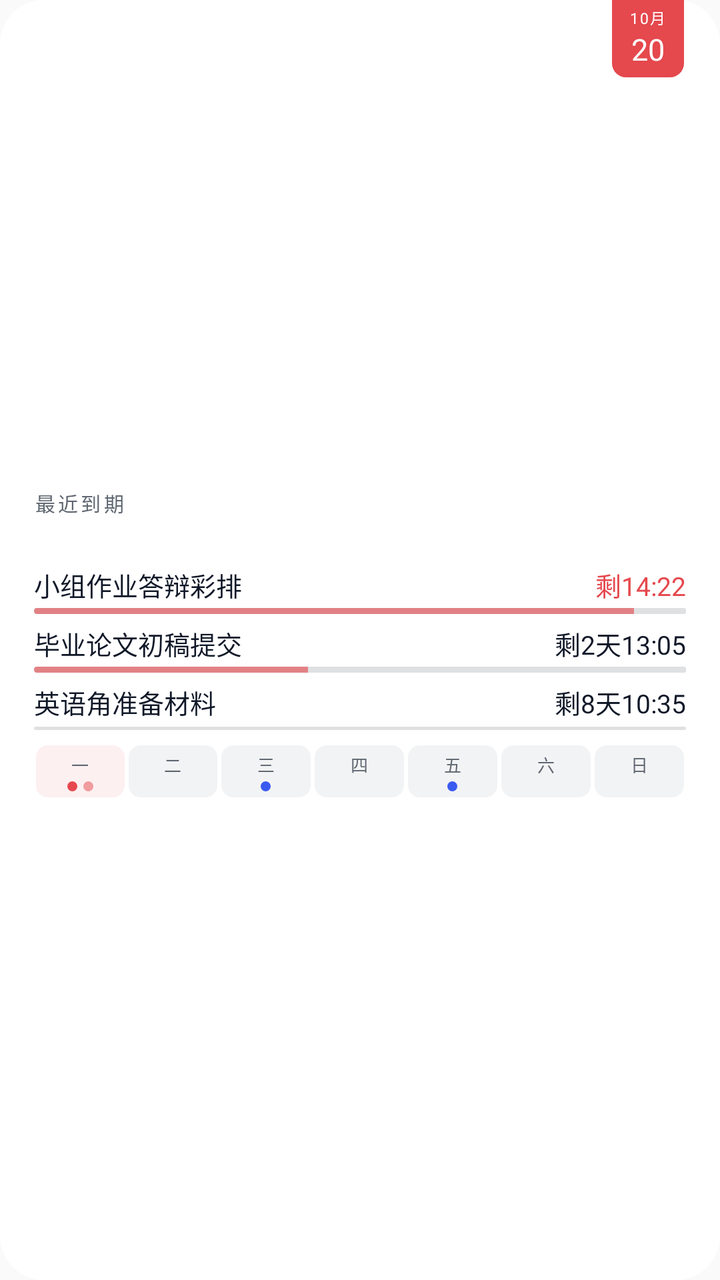
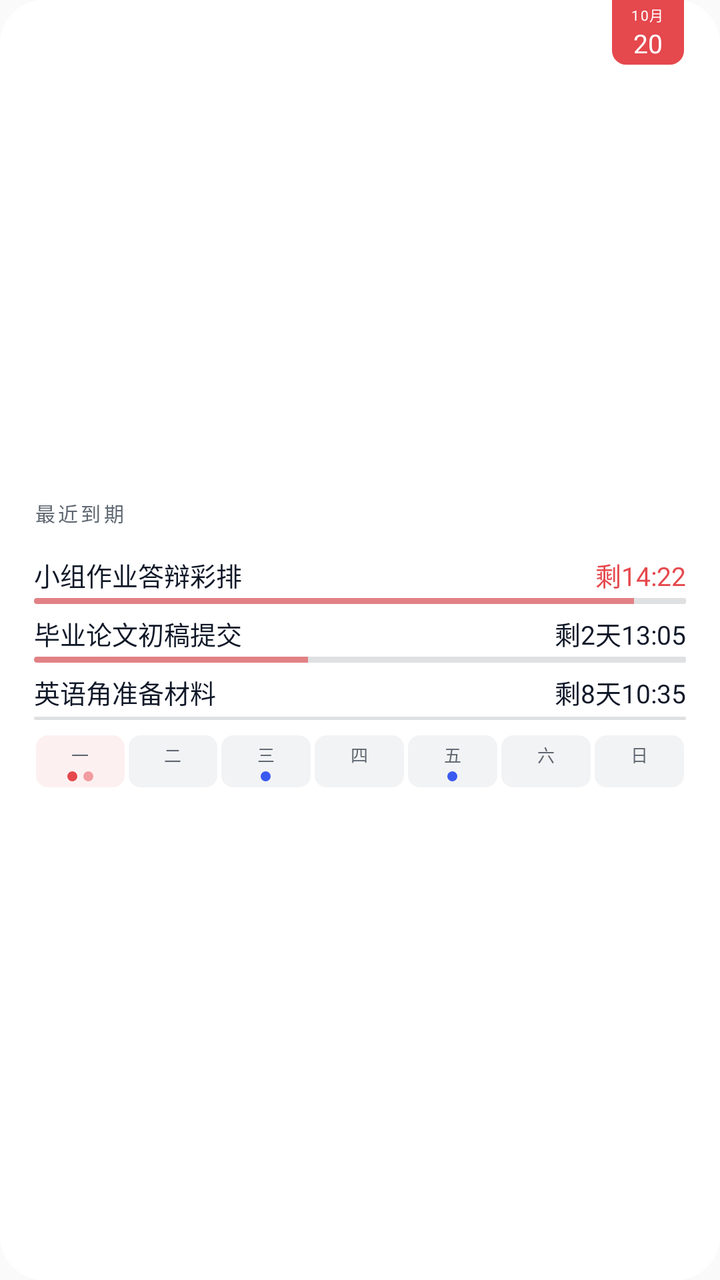

The first picture is an Android layout as it rendered before a commit; the second is the same layout after the commit. The layout source and the unified diff follow.
<!-- AndroidManifest.xml: application theme android:Theme.Material.Light.NoActionBar -->
<!-- res/layout/widget_v3_preview.xml -->
<?xml version="1.0" encoding="utf-8"?>
<FrameLayout xmlns:android="http://schemas.android.com/apk/res/android"
    android:layout_width="match_parent"
    android:layout_height="match_parent"
    android:background="@drawable/widget_bg_light">

    <LinearLayout
        android:layout_width="match_parent"
        android:layout_height="wrap_content"
        android:layout_gravity="center_vertical"
        android:orientation="vertical"
        android:paddingStart="17dp"
        android:paddingTop="11dp"
        android:paddingEnd="17dp"
        android:paddingBottom="8dp">

        <TextView
            android:layout_width="wrap_content"
            android:layout_height="wrap_content"
            android:layout_marginBottom="18dp"
            android:text="最近到期"
            android:textColor="#FF5F6771"
            android:textSize="10sp"
            android:letterSpacing="0.14"
/>

        
        <LinearLayout
            android:layout_width="match_parent"
            android:layout_height="wrap_content"
            android:layout_marginTop="6dp"
            android:orientation="vertical">

            <LinearLayout
                android:layout_width="match_parent"
                android:layout_height="wrap_content"
                android:orientation="horizontal">

                <TextView
                    android:layout_width="0dp"
                    android:layout_height="wrap_content"
                    android:layout_weight="1"
                    android:text="小组作业答辩彩排"
                    android:textColor="#FF101828"
                    android:textSize="13sp"
                    android:maxLines="1"
                    android:ellipsize="end"
/>

                <TextView
                    android:layout_width="wrap_content"
                    android:layout_height="wrap_content"
                    android:layout_marginStart="10dp"
                    android:text="剩14:22"
                    android:textColor="#FFE5484D"
                    android:textSize="13sp"
                    android:maxLines="1"
/>
            </LinearLayout>

            <FrameLayout
                android:layout_width="match_parent"
                android:layout_height="wrap_content"
                android:layout_marginTop="2dp">

                <TextView
                    android:layout_width="match_parent"
                    android:layout_height="3dp"
                    android:background="@drawable/widget_ruler_track_light" />

                <ProgressBar
                    style="@android:style/Widget.ProgressBar.Horizontal"
                    android:layout_width="match_parent"
                    android:layout_height="3dp"
                    android:max="100"
                    android:progress="92"
                    android:progressDrawable="@drawable/widget_ruler_progress" />
            </FrameLayout>
        </LinearLayout>

        
        <LinearLayout
            android:layout_width="match_parent"
            android:layout_height="wrap_content"
            android:layout_marginTop="5dp"
            android:orientation="vertical">

            <LinearLayout
                android:layout_width="match_parent"
                android:layout_height="wrap_content"
                android:orientation="horizontal">

                <TextView
                    android:layout_width="0dp"
                    android:layout_height="wrap_content"
                    android:layout_weight="1"
                    android:text="毕业论文初稿提交"
                    android:textColor="#FF101828"
                    android:textSize="13sp"
                    android:maxLines="1"
                    android:ellipsize="end"
/>

                <TextView
                    android:layout_width="wrap_content"
                    android:layout_height="wrap_content"
                    android:layout_marginStart="10dp"
                    android:text="剩2天13:05"
                    android:textColor="#FF101828"
                    android:textSize="13sp"
                    android:maxLines="1"
/>
            </LinearLayout>

            <FrameLayout
                android:layout_width="match_parent"
                android:layout_height="wrap_content"
                android:layout_marginTop="2dp">

                <TextView
                    android:layout_width="match_parent"
                    android:layout_height="3dp"
                    android:background="@drawable/widget_ruler_track_light" />

                <ProgressBar
                    style="@android:style/Widget.ProgressBar.Horizontal"
                    android:layout_width="match_parent"
                    android:layout_height="3dp"
                    android:max="100"
                    android:progress="42"
                    android:progressDrawable="@drawable/widget_ruler_progress" />
            </FrameLayout>
        </LinearLayout>

        
        <LinearLayout
            android:layout_width="match_parent"
            android:layout_height="wrap_content"
            android:layout_marginTop="5dp"
            android:orientation="vertical">

            <LinearLayout
                android:layout_width="match_parent"
                android:layout_height="wrap_content"
                android:orientation="horizontal">

                <TextView
                    android:layout_width="0dp"
                    android:layout_height="wrap_content"
                    android:layout_weight="1"
                    android:text="英语角准备材料"
                    android:textColor="#FF101828"
                    android:textSize="13sp"
                    android:maxLines="1"
                    android:ellipsize="end"
/>

                <TextView
                    android:layout_width="wrap_content"
                    android:layout_height="wrap_content"
                    android:layout_marginStart="10dp"
                    android:text="剩8天10:35"
                    android:textColor="#FF101828"
                    android:textSize="13sp"
                    android:maxLines="1"
/>
            </LinearLayout>

            <FrameLayout
                android:layout_width="match_parent"
                android:layout_height="3dp"
                android:layout_marginTop="2dp">

                <TextView
                    android:layout_width="match_parent"
                    android:layout_height="1.5dp"
                    android:layout_gravity="center_vertical"
                    android:background="@drawable/widget_ruler_track_light" />
            </FrameLayout>
        </LinearLayout>

        
        <LinearLayout
            android:layout_width="match_parent"
            android:layout_height="wrap_content"
            android:layout_marginTop="7dp"
            android:orientation="horizontal">

            <LinearLayout
                android:layout_width="0dp"
                android:layout_height="wrap_content"
                android:layout_marginStart="1dp"
                android:layout_marginEnd="1dp"
                android:layout_weight="1"
                android:background="@drawable/widget_cell_today_light"
                android:gravity="center_horizontal"
                android:orientation="vertical"
                android:paddingTop="3dp"
                android:paddingBottom="3dp">

                <TextView
                    android:layout_width="wrap_content"
                    android:layout_height="wrap_content"
                    android:text="一"
                    android:textColor="#FF5F6771"
                    android:textSize="8.5sp" />

                <LinearLayout
                    android:layout_width="wrap_content"
                    android:layout_height="5dp"
                    android:layout_marginTop="2dp"
                    android:gravity="center"
                    android:orientation="horizontal">

                    <TextView
                        android:layout_width="5dp"
                        android:layout_height="5dp"
                        android:background="@drawable/dot_red" />

                    <TextView
                        android:layout_width="5dp"
                        android:layout_height="5dp"
                        android:layout_marginStart="3dp"
                        android:background="@drawable/dot_red_soft" />
                </LinearLayout>
            </LinearLayout>

            <LinearLayout
                android:layout_width="0dp"
                android:layout_height="wrap_content"
                android:layout_marginStart="1dp"
                android:layout_marginEnd="1dp"
                android:layout_weight="1"
                android:background="@drawable/widget_cell_light"
                android:gravity="center_horizontal"
                android:orientation="vertical"
                android:paddingTop="3dp"
                android:paddingBottom="3dp">

                <TextView
                    android:layout_width="wrap_content"
                    android:layout_height="wrap_content"
                    android:text="二"
                    android:textColor="#FF5F6771"
                    android:textSize="8.5sp" />

                <LinearLayout
                    android:layout_width="wrap_content"
                    android:layout_height="5dp"
                    android:layout_marginTop="2dp"
                    android:gravity="center"
                    android:orientation="horizontal" />
            </LinearLayout>

            <LinearLayout
                android:layout_width="0dp"
                android:layout_height="wrap_content"
                android:layout_marginStart="1dp"
                android:layout_marginEnd="1dp"
                android:layout_weight="1"
                android:background="@drawable/widget_cell_light"
                android:gravity="center_horizontal"
                android:orientation="vertical"
                android:paddingTop="3dp"
                android:paddingBottom="3dp">

                <TextView
                    android:layout_width="wrap_content"
                    android:layout_height="wrap_content"
                    android:text="三"
                    android:textColor="#FF5F6771"
                    android:textSize="8.5sp" />

                <LinearLayout
                    android:layout_width="wrap_content"
                    android:layout_height="5dp"
                    android:layout_marginTop="2dp"
                    android:gravity="center"
                    android:orientation="horizontal">

                    <TextView
                        android:layout_width="5dp"
                        android:layout_height="5dp"
                        android:background="@drawable/dot_ind_light" />
                </LinearLayout>
            </LinearLayout>

            <LinearLayout
                android:layout_width="0dp"
                android:layout_height="wrap_content"
                android:layout_marginStart="1dp"
                android:layout_marginEnd="1dp"
                android:layout_weight="1"
                android:background="@drawable/widget_cell_light"
                android:gravity="center_horizontal"
                android:orientation="vertical"
                android:paddingTop="3dp"
                android:paddingBottom="3dp">

                <TextView
                    android:layout_width="wrap_content"
                    android:layout_height="wrap_content"
                    android:text="四"
                    android:textColor="#FF5F6771"
                    android:textSize="8.5sp" />

                <LinearLayout
                    android:layout_width="wrap_content"
                    android:layout_height="5dp"
                    android:layout_marginTop="2dp"
                    android:gravity="center"
                    android:orientation="horizontal" />
            </LinearLayout>

            <LinearLayout
                android:layout_width="0dp"
                android:layout_height="wrap_content"
                android:layout_marginStart="1dp"
                android:layout_marginEnd="1dp"
                android:layout_weight="1"
                android:background="@drawable/widget_cell_light"
                android:gravity="center_horizontal"
                android:orientation="vertical"
                android:paddingTop="3dp"
                android:paddingBottom="3dp">

                <TextView
                    android:layout_width="wrap_content"
                    android:layout_height="wrap_content"
                    android:text="五"
                    android:textColor="#FF5F6771"
                    android:textSize="8.5sp" />

                <LinearLayout
                    android:layout_width="wrap_content"
                    android:layout_height="5dp"
                    android:layout_marginTop="2dp"
                    android:gravity="center"
                    android:orientation="horizontal">

                    <TextView
                        android:layout_width="5dp"
                        android:layout_height="5dp"
                        android:background="@drawable/dot_ind_light" />
                </LinearLayout>
            </LinearLayout>

            <LinearLayout
                android:layout_width="0dp"
                android:layout_height="wrap_content"
                android:layout_marginStart="1dp"
                android:layout_marginEnd="1dp"
                android:layout_weight="1"
                android:background="@drawable/widget_cell_light"
                android:gravity="center_horizontal"
                android:orientation="vertical"
                android:paddingTop="3dp"
                android:paddingBottom="3dp">

                <TextView
                    android:layout_width="wrap_content"
                    android:layout_height="wrap_content"
                    android:text="六"
                    android:textColor="#FF5F6771"
                    android:textSize="8.5sp" />

                <LinearLayout
                    android:layout_width="wrap_content"
                    android:layout_height="5dp"
                    android:layout_marginTop="2dp"
                    android:gravity="center"
                    android:orientation="horizontal" />
            </LinearLayout>

            <LinearLayout
                android:layout_width="0dp"
                android:layout_height="wrap_content"
                android:layout_marginStart="1dp"
                android:layout_marginEnd="1dp"
                android:layout_weight="1"
                android:background="@drawable/widget_cell_light"
                android:gravity="center_horizontal"
                android:orientation="vertical"
                android:paddingTop="3dp"
                android:paddingBottom="3dp">

                <TextView
                    android:layout_width="wrap_content"
                    android:layout_height="wrap_content"
                    android:text="日"
                    android:textColor="#FF5F6771"
                    android:textSize="8.5sp" />

                <LinearLayout
                    android:layout_width="wrap_content"
                    android:layout_height="5dp"
                    android:layout_marginTop="2dp"
                    android:gravity="center"
                    android:orientation="horizontal" />
            </LinearLayout>
        </LinearLayout>
    </LinearLayout>

    <LinearLayout
        android:layout_width="36dp"
        android:layout_height="wrap_content"
        android:layout_gravity="top|end"
        android:layout_marginEnd="18dp"
        android:background="@drawable/widget_calpg_light"
        android:gravity="center_horizontal"
        android:orientation="vertical"
        android:paddingTop="3dp"
        android:paddingBottom="4dp">

        <TextView
            android:layout_width="wrap_content"
            android:layout_height="wrap_content"
            android:text="10月"
            android:textColor="#FFFFFFFF"
            android:textSize="7.5sp"
            android:letterSpacing="0.08"
/>

        <TextView
            android:layout_width="wrap_content"
            android:layout_height="wrap_content"
            android:text="20"
            android:textColor="#FFFFFFFF"
            android:textSize="15sp"
/>
    </LinearLayout>
</FrameLayout>
<!-- resources referenced by this layout -->
<resources>
  <!-- drawable dot_ind_light (drawable) -->
  <?xml version="1.0" encoding="utf-8"?>
  <shape xmlns:android="http://schemas.android.com/apk/res/android" android:shape="oval">
      <solid android:color="#FF3A5AF0" />
  </shape>
  <!-- drawable dot_red (drawable) -->
  <?xml version="1.0" encoding="utf-8"?>
  <shape xmlns:android="http://schemas.android.com/apk/res/android" android:shape="oval">
      <solid android:color="#FFE5484D" />
  </shape>
  <!-- drawable dot_red_soft (drawable) -->
  <?xml version="1.0" encoding="utf-8"?>
  <shape xmlns:android="http://schemas.android.com/apk/res/android" android:shape="oval">
      <solid android:color="#80E5484D" />
  </shape>
  <!-- drawable widget_bg_light (drawable) -->
  <?xml version="1.0" encoding="utf-8"?>
  <shape xmlns:android="http://schemas.android.com/apk/res/android">
      <solid android:color="#FFFFFFFF" />
      <corners android:radius="22dp" />
  </shape>
  <!-- drawable widget_calpg_light (drawable) -->
  <?xml version="1.0" encoding="utf-8"?>
  <shape xmlns:android="http://schemas.android.com/apk/res/android">
      <solid android:color="#FFE5484D" />
      <corners android:bottomLeftRadius="7dp" android:bottomRightRadius="7dp" />
  </shape>
  <!-- drawable widget_cell_light (drawable) -->
  <?xml version="1.0" encoding="utf-8"?>
  <shape xmlns:android="http://schemas.android.com/apk/res/android">
      <solid android:color="#0D101828" />
      <corners android:radius="6dp" />
  </shape>
  <!-- drawable widget_cell_today_light (drawable) -->
  <?xml version="1.0" encoding="utf-8"?>
  <shape xmlns:android="http://schemas.android.com/apk/res/android">
      <solid android:color="#14E5484D" />
      <corners android:radius="6dp" />
  </shape>
  <!-- drawable widget_ruler_progress (drawable) -->
  <?xml version="1.0" encoding="utf-8"?>
  <layer-list xmlns:android="http://schemas.android.com/apk/res/android">
      <item android:id="@android:id/progress">
          <clip>
              <shape android:shape="rectangle">
                  <corners android:radius="2dp" />
                  <solid android:color="#9EE5484D" />
              </shape>
          </clip>
      </item>
  </layer-list>
  <!-- drawable widget_ruler_track_light (drawable) -->
  <?xml version="1.0" encoding="utf-8"?>
  <shape xmlns:android="http://schemas.android.com/apk/res/android">
      <solid android:color="#22101828" />
      <corners android:radius="1dp" />
  </shape>
</resources>

<!-- the commit's change to res/layout/widget_v3_preview.xml (unified diff, before → after) -->
@@ -17,7 +17,7 @@
         <TextView
             android:layout_width="wrap_content"
             android:layout_height="wrap_content"
-            android:layout_marginBottom="18dp"
+            android:layout_marginBottom="8dp"
             android:text="最近到期"
             android:textColor="#FF5F6771"
             android:textSize="10sp"
@@ -409,15 +409,15 @@
         android:background="@drawable/widget_calpg_light"
         android:gravity="center_horizontal"
         android:orientation="vertical"
-        android:paddingTop="3dp"
-        android:paddingBottom="4dp">
+        android:paddingTop="2dp"
+        android:paddingBottom="2dp">
 
         <TextView
             android:layout_width="wrap_content"
             android:layout_height="wrap_content"
             android:text="10月"
             android:textColor="#FFFFFFFF"
-            android:textSize="7.5sp"
+            android:textSize="7sp"
             android:letterSpacing="0.08"
 />
 
@@ -426,7 +426,7 @@
             android:layout_height="wrap_content"
             android:text="20"
             android:textColor="#FFFFFFFF"
-            android:textSize="15sp"
+            android:textSize="13sp"
 />
     </LinearLayout>
 </FrameLayout>
